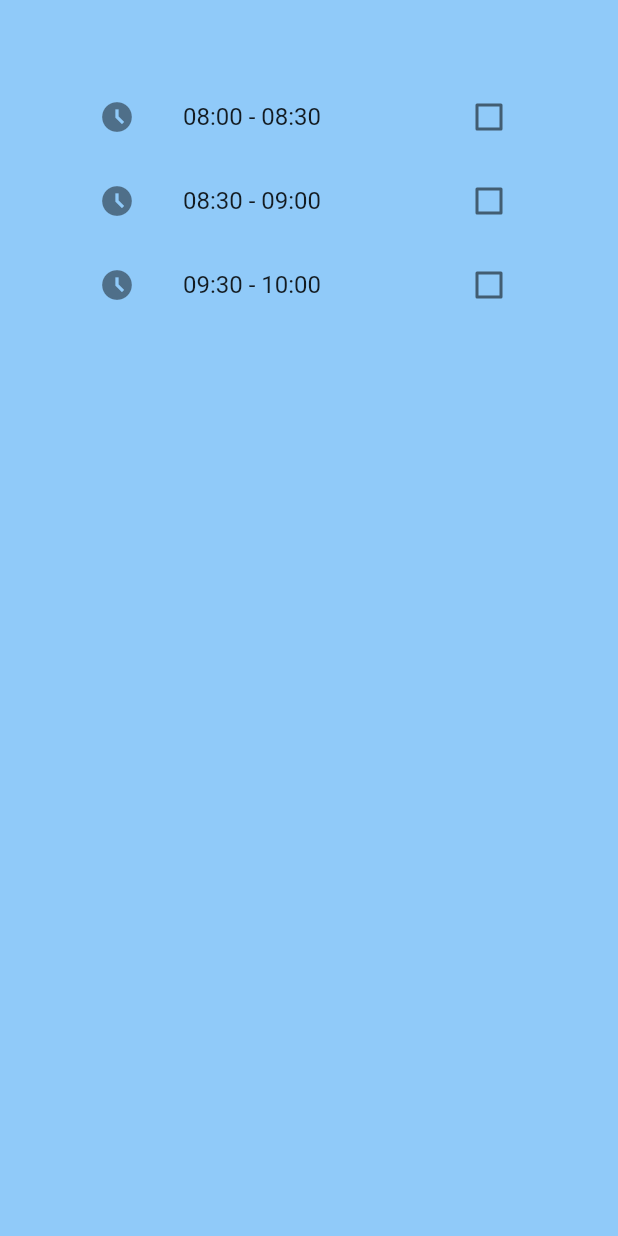
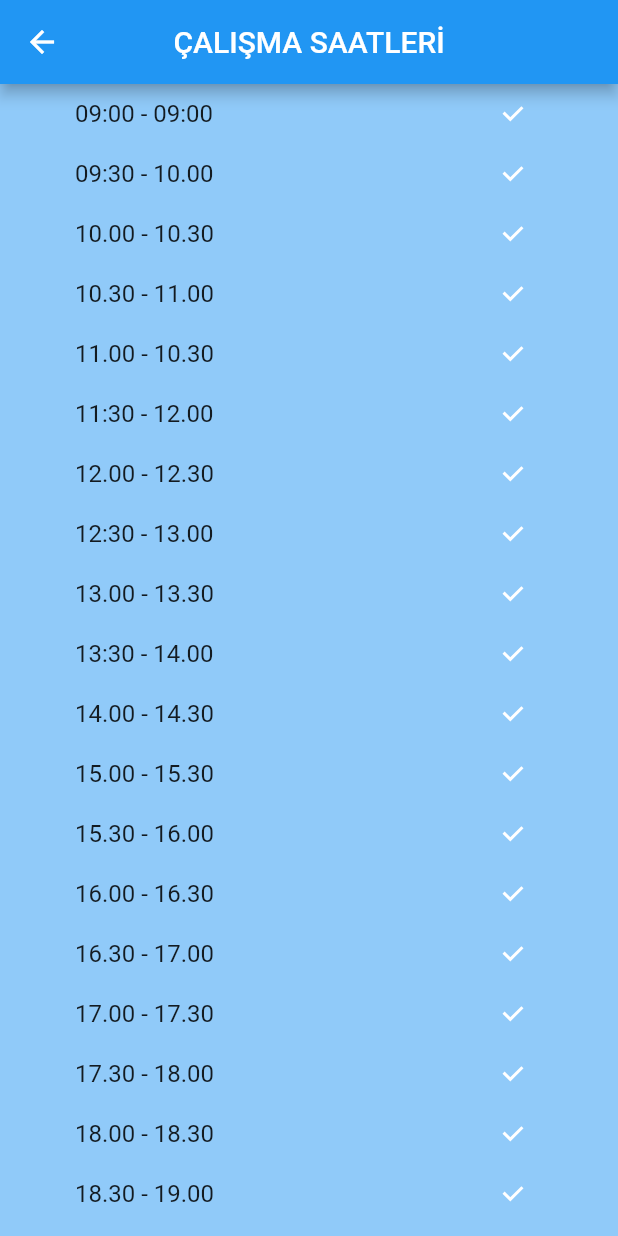
Before and after one commit to beytullahay/kuafor_randevu_sistemi, a Flutter app: the calismaSaatleri screen opened directly, on a phone screen of 412 x 824 dp. Run offline on Flutter 3.47's test engine with Material 2 defaults, Android fonts, the phone set to English and light mode, and no system bars; our stand-ins replace firebase_core; accounts and stored records are empty.

Commit message:
Arayüz Güncellemesi v4

```diff
--- a/lib/constants.dart
+++ b/lib/constants.dart
@@ -11,6 +11,11 @@ Image logom = const Image(
   fit: BoxFit.cover,
 );
 
+Image logom2 = const Image(
+  image: AssetImage("assets/appLogoGreen.png"),
+  fit: BoxFit.cover,
+);
+
 dynamic avatar1 = const CircleAvatar(
   radius: 50.0,
   backgroundColor: Colors.blueAccent,
--- a/lib/kuafor_tasarım/calisma_saatleri.dart
+++ b/lib/kuafor_tasarım/calisma_saatleri.dart
@@ -6,40 +6,111 @@ class calismaSaatleri extends StatefulWidget {
 }
 
 class _calismaSaatleriState extends State<calismaSaatleri> {
+  List<Map<String, dynamic>> data = [
+    {
+      'id': '09:00 - 09:00',
+      'value': true,
+    },
+    {
+      'id': '09:30 - 10.00',
+      'value': true,
+    },
+    {
+      'id': '10.00 - 10.30',
+      'value': true,
+    },
+    {
+      'id': '10.30 - 11.00',
+      'value': true,
+    },
+    {
+      'id': '11.00 - 10.30',
+      'value': true,
+    },
+    {
+      'id': '11:30 - 12.00',
+      'value': true,
+    },
+    {
+      'id': '12.00 - 12.30',
+      'value': true,
+    },
+    {
+      'id': '12:30 - 13.00',
+      'value': true,
+    },
+    {
+      'id': '13.00 - 13.30',
+      'value': true,
+    },
+    {
+      'id': '13:30 - 14.00',
+      'value': true,
+    },
+    {
+      'id': '14.00 - 14.30',
+      'value': true,
+    },
+    {
+      'id': '15.00 - 15.30',
+      'value': true,
+    },
+    {
+      'id': '15.30 - 16.00',
+      'value': true,
+    },
+    {
+      'id': '16.00 - 16.30',
+      'value': true,
+    },
+    {
+      'id': '16.30 - 17.00',
+      'value': true,
+    },
+    {
+      'id': '17.00 - 17.30',
+      'value': true,
+    },
+    {
+      'id': '17.30 - 18.00',
+      'value': true,
+    },
+    {
+      'id': '18.00 - 18.30',
+      'value': true,
+    },
+    {
+      'id': '18.30 - 19.00',
+      'value': true,
+    },
+  ];
+
   @override
-  bool _checked = false;
+  void initState() {
+    super.initState();
+  }
+
+  @override
   Widget build(BuildContext context) {
     return SafeArea(
-      child: Scaffold(
-        body: Center(
-          child: Padding(
-            padding: const EdgeInsets.all(50.0),
-            child: Column(
-              children: [
-                checkBoxs("08:00 - 08:30"),
-                checkBoxs("08:30 - 09:00"),
-                checkBoxs("09:30 - 10:00")
-              ],
-            ),
-          ),
-        ),
+      child: Scrollbar(
+        child: Scaffold(
+            appBar: AppBar(centerTitle: true, title: Text("ÇALIŞMA SAATLERİ")),
+            body: ListView.builder(
+                itemCount: data.length,
+                itemBuilder: (context, index) {
+                  return CheckboxListTile(
+                      visualDensity: VisualDensity(horizontal: 0, vertical: -4),
+                      contentPadding: EdgeInsets.fromLTRB(50, -50, 50, -50),
+                      title: Text(data[index]['id']),
+                      value: data[index]['value'],
+                      onChanged: (value) {
+                        setState(() {
+                          data[index]['value'] = value;
+                        });
+                      });
+                })),
       ),
     );
   }
-
-  CheckboxListTile checkBoxs(String saat) {
-    return CheckboxListTile(
-      title: Text(saat),
-      secondary: Icon(Icons.access_time_filled),
-      controlAffinity: ListTileControlAffinity.platform,
-      value: _checked,
-      onChanged: (bool value) {
-        setState(() {
-          _checked = value;
-        });
-      },
-      activeColor: Colors.green,
-      checkColor: Colors.black,
-    );
-  }
 }
--- a/lib/kuafor_tasarım/kuaforKayitOlSayfasi.dart
+++ b/lib/kuafor_tasarım/kuaforKayitOlSayfasi.dart
@@ -13,6 +13,10 @@ class _KKayitOlSayfasiState extends State<KKayitOlSayfasi> {
   Widget build(BuildContext context) {
     return SafeArea(
       child: Scaffold(
+        appBar: AppBar(
+          centerTitle: true,
+          title: Text("KAYIT OL"),
+        ),
         body: Center(
           child: Container(
             padding: EdgeInsets.symmetric(horizontal: 30.0),
--- a/lib/musteri_tasarim/musteriKayitOlSayfasi.dart
+++ b/lib/musteri_tasarim/musteriKayitOlSayfasi.dart
@@ -13,6 +13,10 @@ class _MKayitOlSayfasiState extends State<MKayitOlSayfasi> {
   Widget build(BuildContext context) {
     return SafeArea(
       child: Scaffold(
+        appBar: AppBar(
+          centerTitle: true,
+          title: Text("KAYIT OL"),
+        ),
         body: Center(
           child: Container(
             padding: EdgeInsets.symmetric(horizontal: 30.0),
--- a/lib/settings.dart
+++ b/lib/settings.dart
@@ -33,7 +33,7 @@ class _SettingsPageState extends State<SettingsPage> {
             setState(() {
               _value = value;
 
-              /// butona basılınca provider ilede yayınlasın yoksa renk değişmez
+              /// butona basılınca provider ile yayınlasın yoksa renk değişmez
               Provider.of<ColorThemeData>(context, listen: false)
                   .SwitchTheme(value);
             });
```
Also changed, not shown: lib/kuafor_tasarım/fiyat_listesi.dart (added, +132 -0 lines), lib/kuafor_tasarım/kuaforGirisSayfasi.dart (+6 -1 lines), lib/kuafor_tasarım/kuafor_home_page.dart (+8 -1 lines), lib/kuafor_tasarım/randevular.dart (+38 -2 lines), lib/musteri_tasarim/isim_ile_arama.dart (+8 -5 lines), lib/musteri_tasarim/konum_ile_arama.dart (+7 -4 lines), lib/musteri_tasarim/musteriGirisSayfasi.dart (+6 -1 lines), lib/musteri_tasarim/sifremi_unuttum_page.dart (added, +82 -0 lines), assets/appLogoGreen.png (added).
